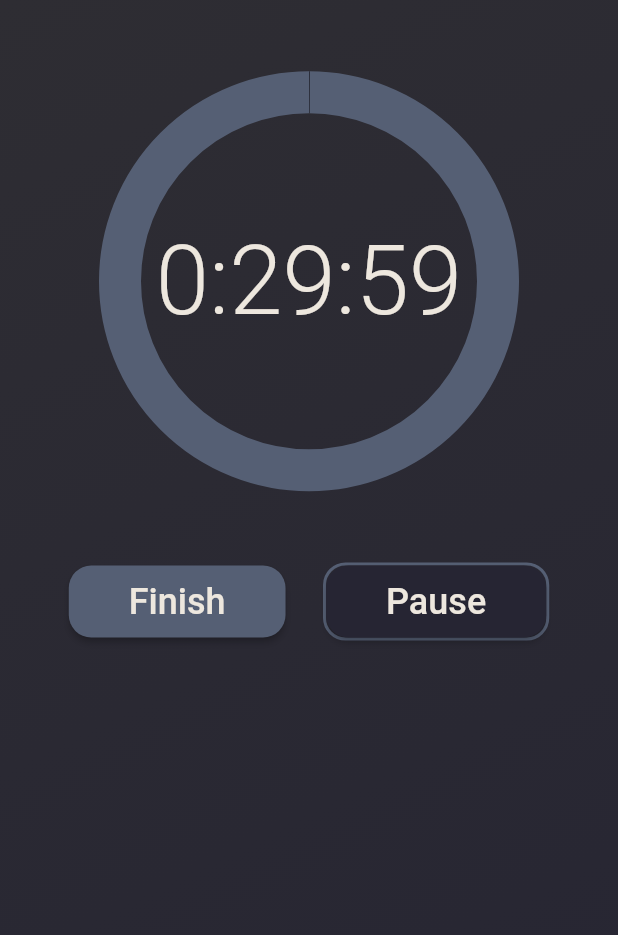
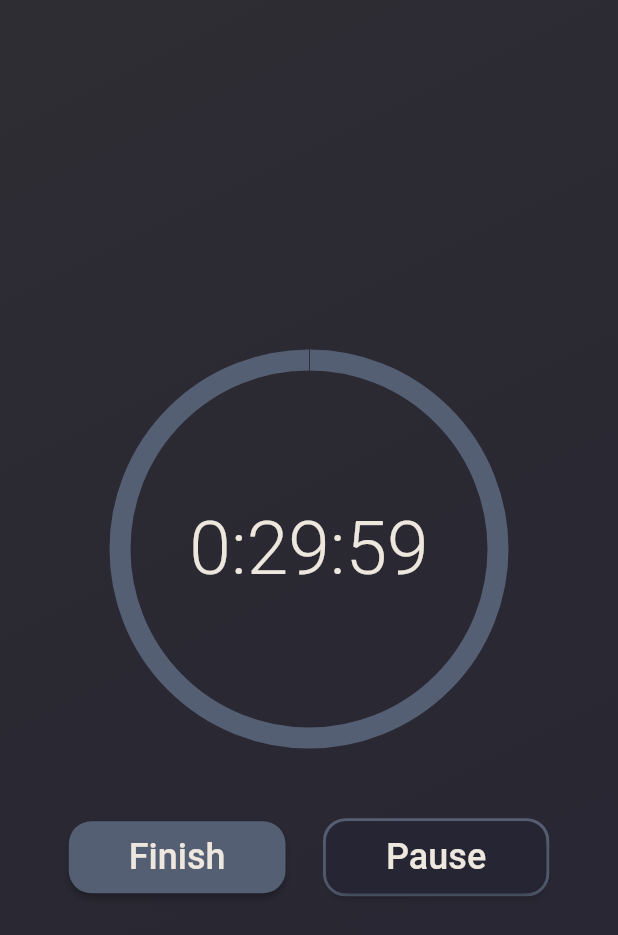
Before and after one commit to jacob-macleod/Progresso-Timer-App, a Flutter app: the screen it shows after launch, after a tap on "Start Timer", on a phone screen of 412 x 824 dp. Shown: the top 935 px of the screen. Run offline on Flutter 3.47's test engine with Material 2 defaults, Android fonts, the phone set to English and light mode, and no system bars; our stand-ins replace numberpicker.

Commit message:
Added further styling

```diff
--- a/lib/componments/number_picker.dart
+++ b/lib/componments/number_picker.dart
@@ -38,7 +38,7 @@ class _NumberPickerWidgetState extends State<NumberPickerWidget> {
     fontSize: 64,
   );
 
-  final double _height = 60;
+  final double _height = 70;
   final double _width = 90;
 
   // Actuall display the page content
@@ -48,7 +48,6 @@ class _NumberPickerWidgetState extends State<NumberPickerWidget> {
     return Column(
       children: <Widget>[
         // Display a sized box
-        const SizedBox(height: 150),
         Row(
           mainAxisSize: MainAxisSize.min,
           children: <Widget>[
@@ -62,6 +61,7 @@ class _NumberPickerWidgetState extends State<NumberPickerWidget> {
               itemHeight: _height,
               itemWidth: _width,
               onChanged: (value) => setState(() => hour = value),
+              infiniteLoop: true,
             ),
             NumberPicker(
               value: minute,
@@ -73,6 +73,7 @@ class _NumberPickerWidgetState extends State<NumberPickerWidget> {
               itemHeight: _height,
               itemWidth: _width,
               onChanged: (value) => setState(() => minute = value),
+              infiniteLoop: true,
             ),
             NumberPicker(
               value: second,
@@ -84,9 +85,11 @@ class _NumberPickerWidgetState extends State<NumberPickerWidget> {
               itemHeight: _height,
               itemWidth: _width,
               onChanged: (value) => setState(() => second = value),
+              infiniteLoop: true,
             ),
           ],
         ),
+        const SizedBox(height: 30),
         // Display a button
         NormalButton("Start Timer", widget.switchScreen, "timer",
             time: [hour, minute, second]),
--- a/lib/screens/time_selector.dart
+++ b/lib/screens/time_selector.dart
@@ -10,7 +10,7 @@ class TimeSelector extends StatelessWidget {
   Widget build(context) {
     return Background(
       Center(
-        child: Column(children: [
+        child: Column(mainAxisAlignment: MainAxisAlignment.center, children: [
           // NumberPickerWidget also displays a button - I couln't work out how to display it here but still read the value of number picker widget!
           // TODO: Fix this somehow!
           NumberPickerWidget(switchScreen),
--- a/lib/screens/timer.dart
+++ b/lib/screens/timer.dart
@@ -82,10 +82,10 @@ class _TimerState extends State<Timer> with TickerProviderStateMixin {
   final TextStyle _selectedTimePickerStyle = const TextStyle(
     color: Color.fromRGBO(237, 231, 222, 1),
     fontWeight: FontWeight.w300,
-    fontSize: 64,
+    fontSize: 50,
   );
 
-  final double _height = 60;
+  final double _height = 40;
   final double _width = 90;
 
   String hour = "1";
@@ -100,6 +100,9 @@ class _TimerState extends State<Timer> with TickerProviderStateMixin {
   @override
   Widget build(BuildContext context) {
     return Background(
+      Column(
+        mainAxisAlignment: MainAxisAlignment.center,
+        children: [
           Center(
             child: Column(children: [
               const SizedBox(height: 150),
@@ -113,6 +116,7 @@ class _TimerState extends State<Timer> with TickerProviderStateMixin {
                       backgroundColor: const Color.fromRGBO(85, 95, 116, 1),
                       value: controller.value,
                       semanticsLabel: 'Circular progress indicator',
+                      strokeWidth: 2,
                     ),
                   ),
                   Row(
@@ -138,6 +142,9 @@ class _TimerState extends State<Timer> with TickerProviderStateMixin {
               ),
             ]),
           ),
+          const SizedBox(height: 40),
+        ],
+      ),
     );
   }
 }
```
Lines whose indentation alone changed are shown as unchanged.
